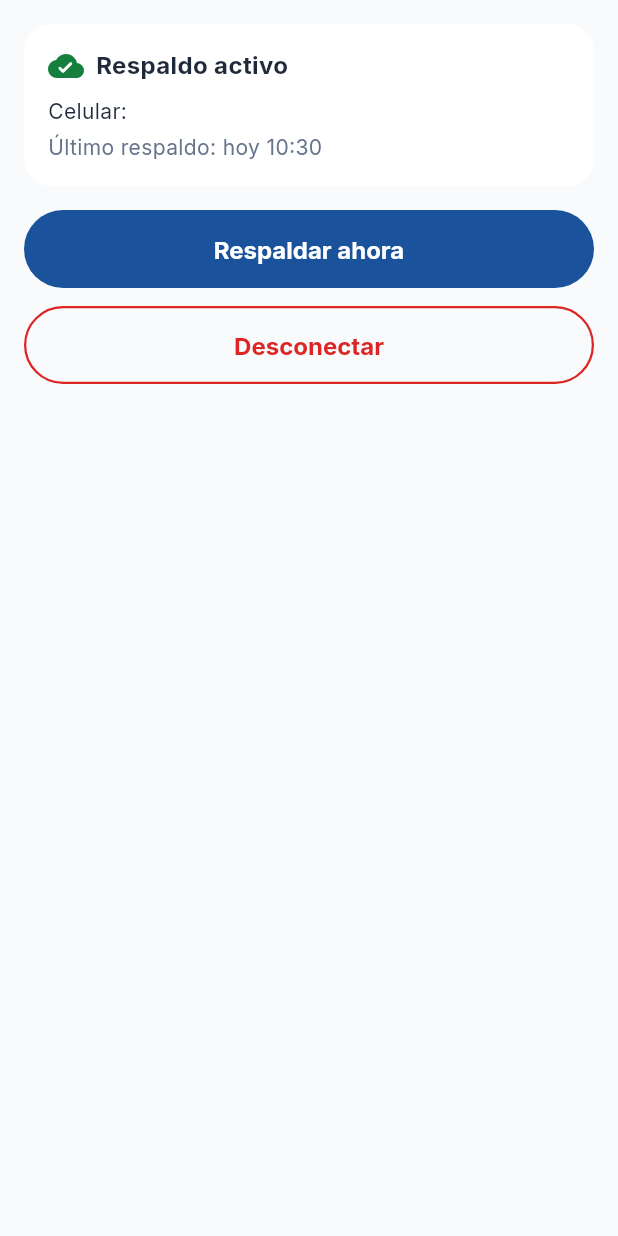
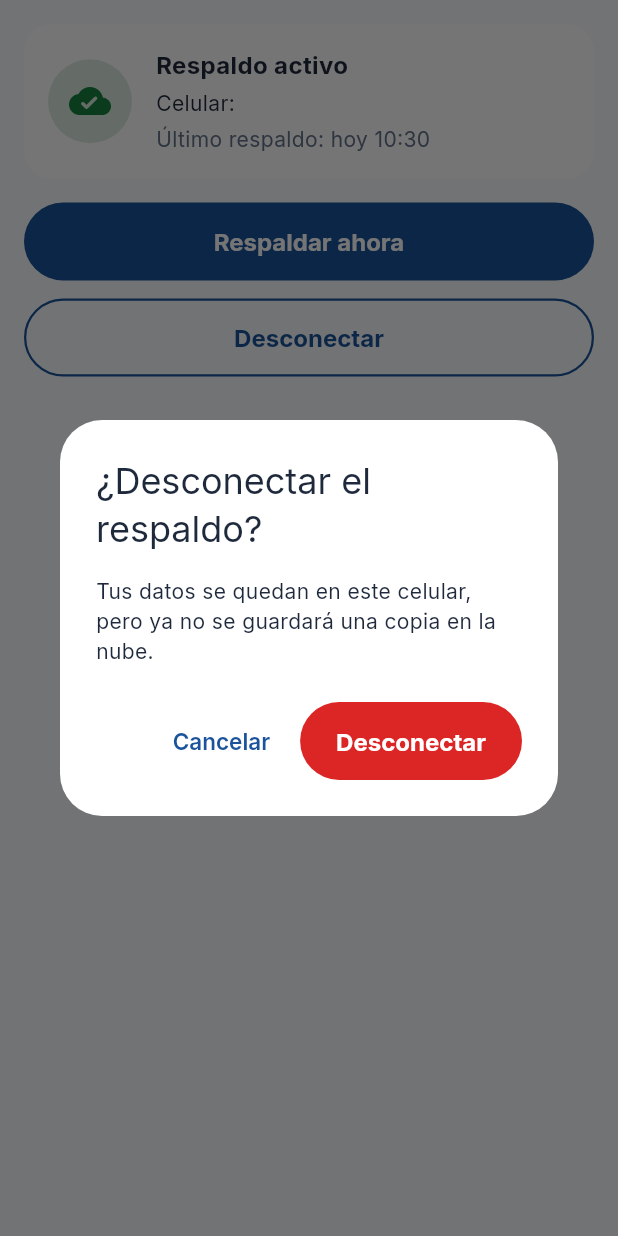
Before and after one commit to xiliosd/APP_VENTAS, a Flutter app: the _Activo widget shown alone on an empty page, opened directly with empty values, after a tap on "Desconectar", on a phone screen of 412 x 824 dp. Run offline on Flutter 3.47's test engine with Material 3 defaults, Android fonts, the phone set to English and light mode, and no system bars; our stand-ins replace drift, flutter_riverpod, image_picker, shared_preferences, supabase_flutter; missing offline and left inert: image_picker_android, image_picker_platform_interface, sqlite3; accounts and stored records are empty; generated files the repository leaves out were written again.

Commit message:
Restyle backup and QR setup and confirm before disconnecting backup
Co-Authored-By: Claude Opus 5.5 <noreply@anthropic.com>

```diff
--- a/lib/screens/respaldo/respaldo_screen.dart
+++ b/lib/screens/respaldo/respaldo_screen.dart
@@ -81,21 +81,30 @@ class _Activo extends ConsumerWidget {
       padding: const EdgeInsets.all(16),
       children: [
         Card(
+          key: const Key('tarjeta_estado_respaldo'),
           child: Padding(
             padding: const EdgeInsets.all(16),
+            child: Row(
+              children: [
+                Container(
+                  width: 56,
+                  height: 56,
+                  decoration: BoxDecoration(
+                    color: ColoresApp.of(context).entra.withValues(alpha: 0.15),
+                    shape: BoxShape.circle,
+                  ),
+                  child: Icon(Icons.cloud_done_rounded,
+                      size: 28, color: ColoresApp.of(context).entra),
+                ),
+                const SizedBox(width: 16),
+                Expanded(
                   child: Column(
                     crossAxisAlignment: CrossAxisAlignment.start,
                     children: [
-                Row(
-                  children: [
-                    Icon(Icons.cloud_done_rounded, color: ColoresApp.of(context).entra),
-                    SizedBox(width: 8),
-                    Text('Respaldo activo',
+                      const Text('Respaldo activo',
                           style: TextStyle(
                               fontSize: 16, fontWeight: FontWeight.w700)),
-                  ],
-                ),
-                const SizedBox(height: 8),
+                      const SizedBox(height: 4),
                       Text(estado.telefono == null
                           ? 'Celular conectado'
                           : 'Celular: ${telefonoEnmascarado(estado.telefono!)}'),
@@ -103,7 +112,11 @@ class _Activo extends ConsumerWidget {
                       Text(
                         textoEstado,
                         key: const Key('texto_ultimo_respaldo'),
-                  style: TextStyle(color: ColoresApp.of(context).textoSecundario),
+                        style: TextStyle(
+                            color: ColoresApp.of(context).textoSecundario),
+                      ),
+                    ],
+                  ),
                 ),
               ],
             ),
@@ -128,8 +141,34 @@ class _Activo extends ConsumerWidget {
         BotonPrincipal(
           key: const Key('boton_desconectar'),
           texto: 'Desconectar',
-          variante: VarianteBoton.peligro,
-          onPressed: () => notifier.desconectar(),
+          variante: VarianteBoton.contorno,
+          onPressed: () async {
+            final confirmado = await showDialog<bool>(
+              context: context,
+              builder: (contexto) => AlertDialog(
+                title: const Text('¿Desconectar el respaldo?'),
+                content: const Text(
+                    'Tus datos se quedan en este celular, pero ya no se '
+                    'guardará una copia en la nube.'),
+                actions: [
+                  TextButton(
+                    onPressed: () => Navigator.pop(contexto, false),
+                    child: const Text('Cancelar'),
+                  ),
+                  FilledButton(
+                    key: const Key('confirmar_desconectar'),
+                    style: FilledButton.styleFrom(
+                      backgroundColor: ColoresApp.of(context).sale,
+                      foregroundColor: ColoresApp.of(context).sobreSale,
+                    ),
+                    onPressed: () => Navigator.pop(contexto, true),
+                    child: const Text('Desconectar'),
+                  ),
+                ],
+              ),
+            );
+            if (confirmado == true) await notifier.desconectar();
+          },
         ),
       ],
     );
```
Also changed, not shown: lib/screens/qr/configurar_qr_screen.dart (+56 -9 lines), lib/screens/respaldo/verificar_telefono_screen.dart (+21 -1 lines), 2 other files. Lines whose indentation alone changed are shown as unchanged.
